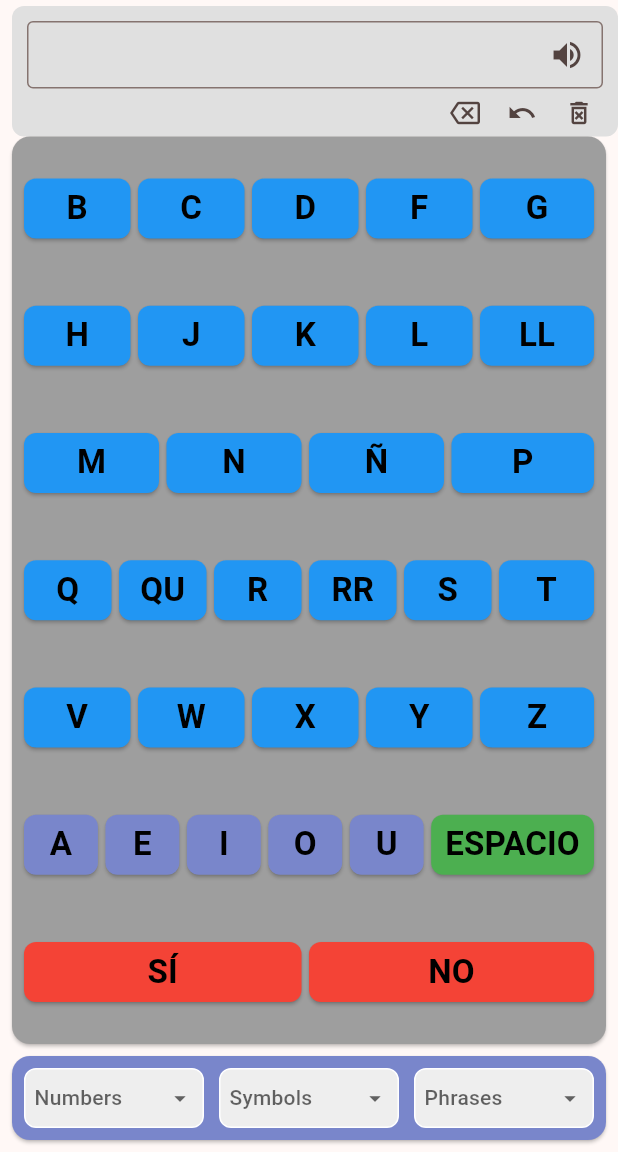
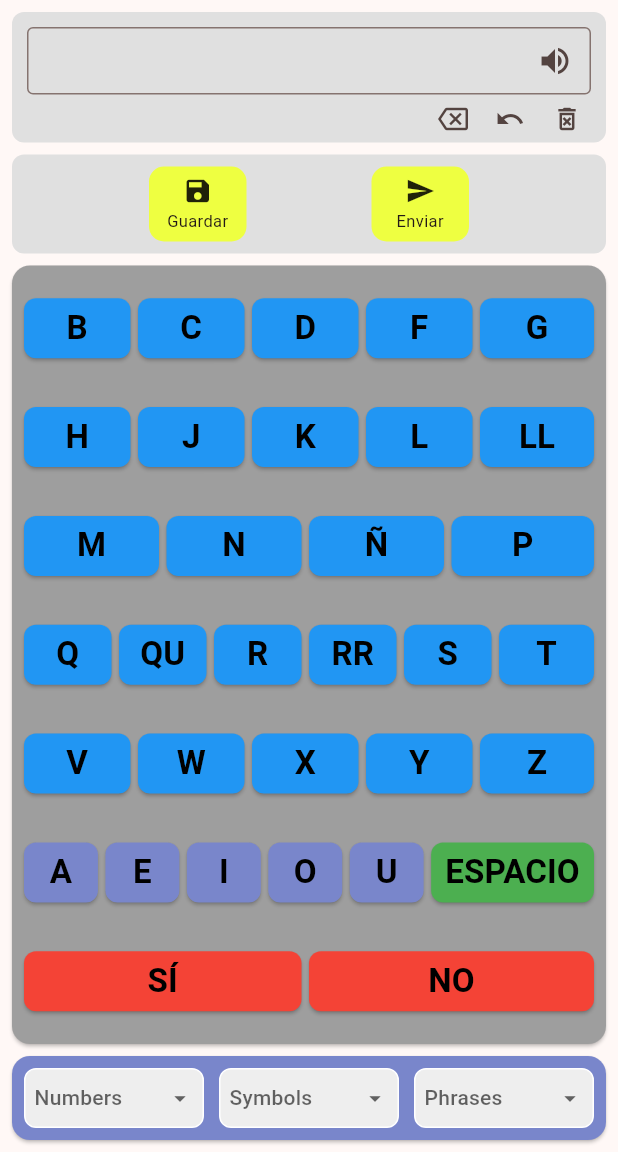
Before and after one commit to IT-Rafa/parkingson_key, a Flutter app: the screen it shows after launch, on a phone screen of 412 x 824 dp, the part 84-1236 px from its top. Run offline on Flutter 3.47's test engine with Material 3 defaults, Android fonts, the phone set to English and light mode, and no system bars; our stand-ins replace easy_localization, flutter_riverpod, shared_preferences; Roboto replaces fonts that are missing (Commissioner).

Commit message:
fix design buttons

```diff
--- a/lib/src/features/uix/screens/keyboard/keyboard_screen.dart
+++ b/lib/src/features/uix/screens/keyboard/keyboard_screen.dart
@@ -60,42 +60,104 @@ class _KeyboardScreenState extends ConsumerState<KeyboardScreen> {
     return SafeArea(
       child: Scaffold(
         appBar: _showAppBar
-            ? AppBar(title: const Text('Parkingson Key'), actions: [        SettingsMenu(),])
+            ? AppBar(
+                title: const Text('Parkingson Key'),
+                actions: [SettingsMenu()],
+              )
             : null,
 
         body: GestureDetector(
           onTap: _toggleAppBarVisibility,
-          child: Column(
+          child: OrientationBuilder(
+            builder: (context, orientation) {
+              final isPortrait = orientation == Orientation.portrait;
+
+              return Column(
                 children: [
-              // ------ HEADER (portrait/landscape) ------
-              if (orientation == Orientation.portrait)
                   Container(
-                  margin: const EdgeInsets.fromLTRB(8, 4, 0, 0),
-                  child: KeyboardPortHeader(
-                    controller: _controller,
-                    focusNode: _focusNode,
-                  ),
-                )
-              else
-                Container(
-                  margin: const EdgeInsets.fromLTRB(8, 4, 0, 0),
+                    margin: const EdgeInsets.fromLTRB(8, 8, 8, 8),
                     child: KeyboardPortHeader(
                       controller: _controller,
                       focusNode: _focusNode,
                     ),
                   ),
-              // --------- ICONOS BORRADO ----------
 
-              // --------- TECLADO PRINCIPAL ----------
+                  // ---------- BOTONES + TECLADO SEGÚN ORIENTACIÓN ----------
+                  Expanded(
+                    child: isPortrait
+                        ? Column(
+                            children: [
+                              // ⭐ Botones encima del teclado
+                              Container(
+                                margin: const EdgeInsets.fromLTRB(8, 0, 8, 8),
+                                padding: const EdgeInsets.all(8),
+                                decoration: BoxDecoration(
+                                  color: Colors.grey[300],
+                                  borderRadius: BorderRadius.circular(8),
+                                ),
+                                child: Row(
+                                  mainAxisAlignment:
+                                      MainAxisAlignment.spaceEvenly,
+                                  children: [
+                                    _iconLabelButton(Icons.save, "Guardar"),
+                                    _iconLabelButton(Icons.send, "Enviar"),
+                                  ],
+                                ),
+                              ),
+
                               Expanded(
                                 child: Card(
                                   color: Colors.grey,
                                   margin: const EdgeInsets.fromLTRB(8, 0, 8, 0),
-                  child: KeyboardBase(layout: layout, onKeyPressed: _insertText),
+                                  child: KeyboardBase(
+                                    layout: layout,
+                                    onKeyPressed: _insertText,
+                                  ),
+                                ),
+                              ),
+                            ],
+                          )
+                        : Row(
+                            children: [
+                              // Teclado ocupa casi todo
+                              Expanded(
+                                child: Card(
+                                  color: Colors.grey,
+                                  margin: const EdgeInsets.fromLTRB(8, 0, 8, 0),
+                                  child: KeyboardBase(
+                                    layout: layout,
+                                    onKeyPressed: _insertText,
+                                  ),
                                 ),
                               ),
 
-              // ----------- BLOQUE DE DROPDOWNS -----------
+                              // ⭐ Botones a la derecha del teclado
+                              Container(
+                                margin: const EdgeInsets.fromLTRB(8, 0, 8, 0),
+                                padding: const EdgeInsets.all(8),
+
+                                decoration: BoxDecoration(
+                                  color: Colors.grey[300],
+                                  borderRadius: BorderRadius.circular(8),
+                                ),
+                                child: Container(
+                                  padding: const EdgeInsets.all(8),
+                                  child: Column(
+                                    mainAxisAlignment:
+                                        MainAxisAlignment.spaceEvenly,
+
+                                    children: [
+                                      _iconLabelButton(Icons.save, "Guardar"),
+                                      _iconLabelButton(Icons.send, "Enviar"),
+                                    ],
+                                  ),
+                                ),
+                              ),
+                            ],
+                          ),
+                  ),
+
+                  // ----------- DROPDOWNS -----------
                   Card(
                     margin: const EdgeInsets.fromLTRB(8, 8, 8, 8),
                     color: Colors.indigo.shade300,
@@ -103,13 +165,20 @@ class _KeyboardScreenState extends ConsumerState<KeyboardScreen> {
                       borderRadius: BorderRadius.circular(12),
                     ),
                     child: Padding(
-                  padding: const EdgeInsets.symmetric(vertical: 8, horizontal: 8),
+                      padding: const EdgeInsets.symmetric(
+                        vertical: 8,
+                        horizontal: 8,
+                      ),
                       child: Row(
                         spacing: 10,
                         mainAxisAlignment: MainAxisAlignment.spaceBetween,
                         children: [
-                      Expanded(child: NumbersDropdown(onSelected: _insertText)),
-                      Expanded(child: SymbolsDropdown(onSelected: _insertText)),
+                          Expanded(
+                            child: NumbersDropdown(onSelected: _insertText),
+                          ),
+                          Expanded(
+                            child: SymbolsDropdown(onSelected: _insertText),
+                          ),
                           Expanded(
                             child: PhrasesDropdown(
                               phrases: const [
@@ -125,9 +194,39 @@ class _KeyboardScreenState extends ConsumerState<KeyboardScreen> {
                     ),
                   ),
                 ],
+              );
+            },
           ),
         ),
       ),
     );
   }
+
+  Widget _iconLabelButton(IconData icon, String label) {
+    return InkWell(
+      borderRadius: BorderRadius.circular(10),
+      onTap: () {},
+      child: Container(
+        padding: const EdgeInsets.symmetric(horizontal: 6, vertical: 6),
+        decoration: BoxDecoration(
+          borderRadius: BorderRadius.circular(10),
+          color: Colors.limeAccent,
+        ),
+        width: 65, // ancho suficiente para que el texto no rompa mal
+        child: Column(
+          mainAxisSize: MainAxisSize.min,
+          children: [
+            Icon(icon, size: 20),
+            const SizedBox(height: 2),
+            Text(
+              label,
+              style: const TextStyle(fontSize: 11),
+              textAlign: TextAlign.center,
+              overflow: TextOverflow.ellipsis,
+            ),
+          ],
+        ),
+      ),
+    );
   }
+}
```
Lines whose indentation alone changed are shown as unchanged.
